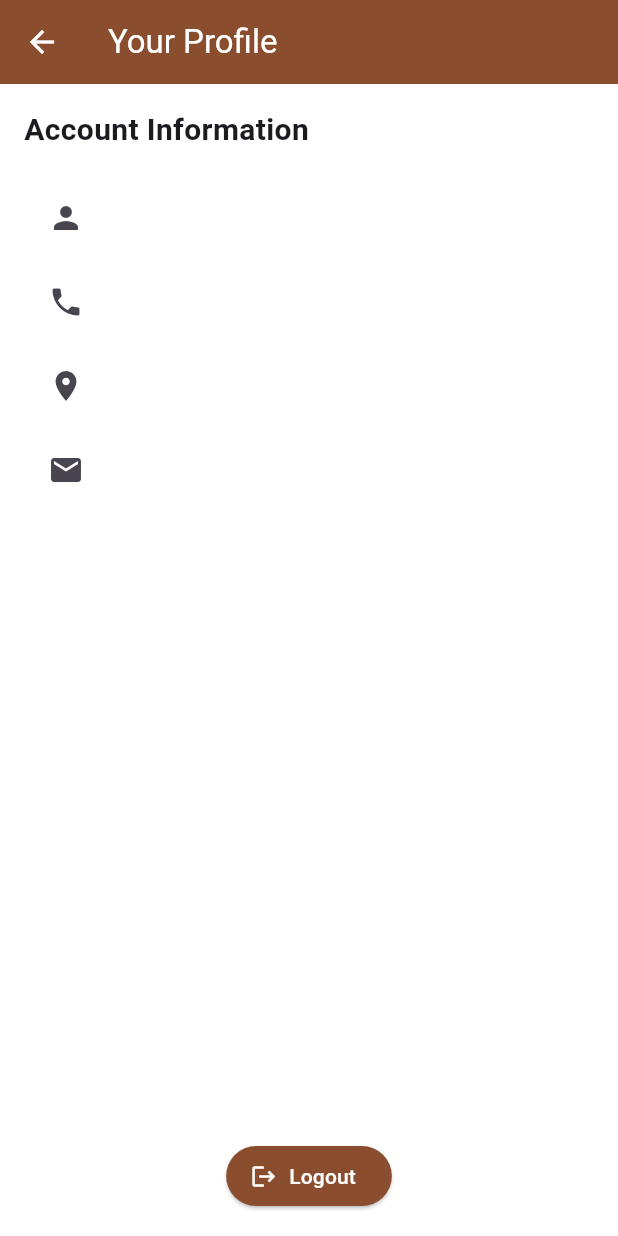
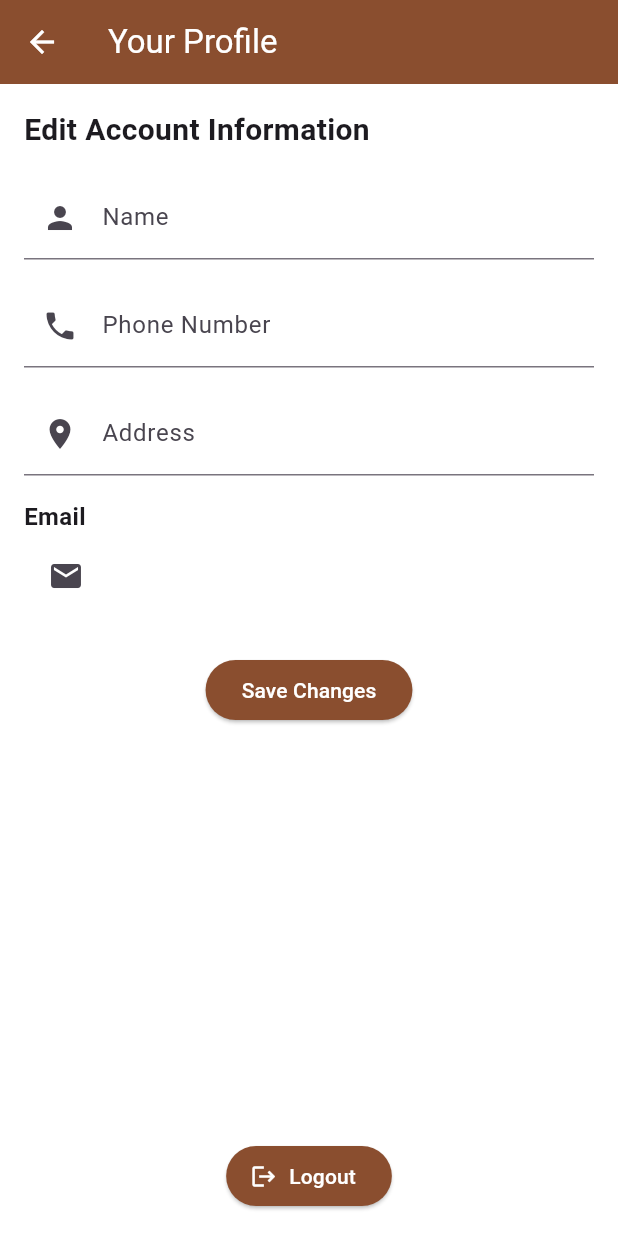
Before and after one commit to Soloctg/alim, a Flutter app: the ProfileScreen screen opened by its route, on a phone screen of 412 x 824 dp. Run offline on Flutter 3.47's test engine with Material 3 defaults, Android fonts, the light colour scheme and no system bars; our stand-ins replace cloud_firestore, firebase_auth, firebase_core; accounts and stored records are empty; Roboto replaces fonts that are missing (Poppins).

Commit message:
Feat: Adds Profile Update

```diff
--- a/lib/screens/profile_screen.dart
+++ b/lib/screens/profile_screen.dart
@@ -16,6 +16,10 @@ class _ProfileScreenState extends State<ProfileScreen> {
   String? userName;
   String? phone;
   String? address;
+
+  final TextEditingController nameController = TextEditingController();
+  final TextEditingController phoneController = TextEditingController();
+  final TextEditingController addressController = TextEditingController();
 
   @override
   void initState() {
@@ -41,12 +45,20 @@ class _ProfileScreenState extends State<ProfileScreen> {
             userName = doc.data()?['name'] ?? user!.displayName;
             address = data?['address'] ?? 'No address available';
             phone = data?['phone'] ?? user!.phoneNumber ?? 'No phone number';
+
+            nameController.text = userName ?? '';
+            phoneController.text = phone ?? '';
+            addressController.text = address ?? '';
           });
         } else {
           setState(() {
             userName = user!.displayName;
             address = 'No address available';
             phone = user!.phoneNumber ?? 'No phone number';
+
+            nameController.text = userName ?? '';
+            phoneController.text = phone ?? '';
+            addressController.text = address ?? '';
           });
         }
       } catch (error) {
@@ -55,8 +67,30 @@ class _ProfileScreenState extends State<ProfileScreen> {
           userName = user!.displayName;
           address = 'Error loading address';
           phone = user!.phoneNumber ?? 'Error loading phone number';
+
+          nameController.text = userName ?? '';
+          phoneController.text = phone ?? '';
+          addressController.text = address ?? '';
         });
       }
+    }
+  }
+
+  Future<void> _saveProfile() async {
+    if (user == null) return;
+    try {
+      await FirebaseFirestore.instance.collection('users').doc(user!.uid).set({
+        'name': nameController.text,
+        'phone': phoneController.text,
+        'address': addressController.text,
+      }, SetOptions(merge: true));
+      ScaffoldMessenger.of(context).showSnackBar(
+        const SnackBar(content: Text('Profile updated successfully!')),
+      );
+    } catch (e) {
+      ScaffoldMessenger.of(
+        context,
+      ).showSnackBar(SnackBar(content: Text('Failed to update profile: $e')));
     }
   }
 
@@ -78,30 +112,77 @@ class _ProfileScreenState extends State<ProfileScreen> {
         padding: const EdgeInsets.all(16.0),
         child: Column(
           crossAxisAlignment: CrossAxisAlignment.start,
+
           children: [
             const Text(
-              "Account Information",
+              "Edit Account Information",
               style: TextStyle(fontSize: 20, fontWeight: FontWeight.bold),
             ),
             const SizedBox(height: 16),
-            ListTile(
-              leading: const Icon(Icons.person),
-              title: Text(userName ?? "Loading..."),
-            ),
-            ListTile(
-              leading: const Icon(Icons.phone),
-              title: Text(phone ?? "No phone number available"),
+            TextField(
+              controller: nameController,
+              decoration: const InputDecoration(
+                labelText: "Name",
+                prefixIcon: Icon(Icons.person),
+              ),
+              onChanged: (value) {
+                setState(() {
+                  userName = value;
+                });
+              },
             ),
 
-            ListTile(
-              leading: const Icon(Icons.location_on),
-              title: Text(address ?? "No address available"),
+            const SizedBox(height: 16),
+            TextField(
+              controller: phoneController,
+              decoration: const InputDecoration(
+                labelText: "Phone Number",
+                prefixIcon: Icon(Icons.phone),
+              ),
+              onChanged: (value) {
+                setState(() {
+                  phone = value;
+                });
+              },
+            ),
+
+            const SizedBox(height: 16),
+            TextField(
+              controller: addressController,
+              decoration: const InputDecoration(
+                labelText: "Address",
+                prefixIcon: Icon(Icons.location_on),
+              ),
+              onChanged: (value) {
+                setState(() {
+                  address = value;
+                });
+              },
+            ),
+            const SizedBox(height: 16),
+            // Display user email
+            const Text(
+              "Email",
+              style: TextStyle(fontSize: 16, fontWeight: FontWeight.w600),
             ),
             ListTile(
               leading: const Icon(Icons.email),
               title: Text(user?.email ?? "No email available"),
             ),
-            const Spacer(),
+
+            const SizedBox(height: 24),
+            // Save button
+            Center(
+              child: ElevatedButton(
+                onPressed: _saveProfile,
+                style: ElevatedButton.styleFrom(
+                  backgroundColor: const Color.fromRGBO(138, 78, 47, 1),
+                  foregroundColor: Colors.white,
+                ),
+                child: const Text("Save Changes"),
+              ),
+            ),
+            Spacer(),
             Center(
               child: ElevatedButton.icon(
                 onPressed: () async {
```
